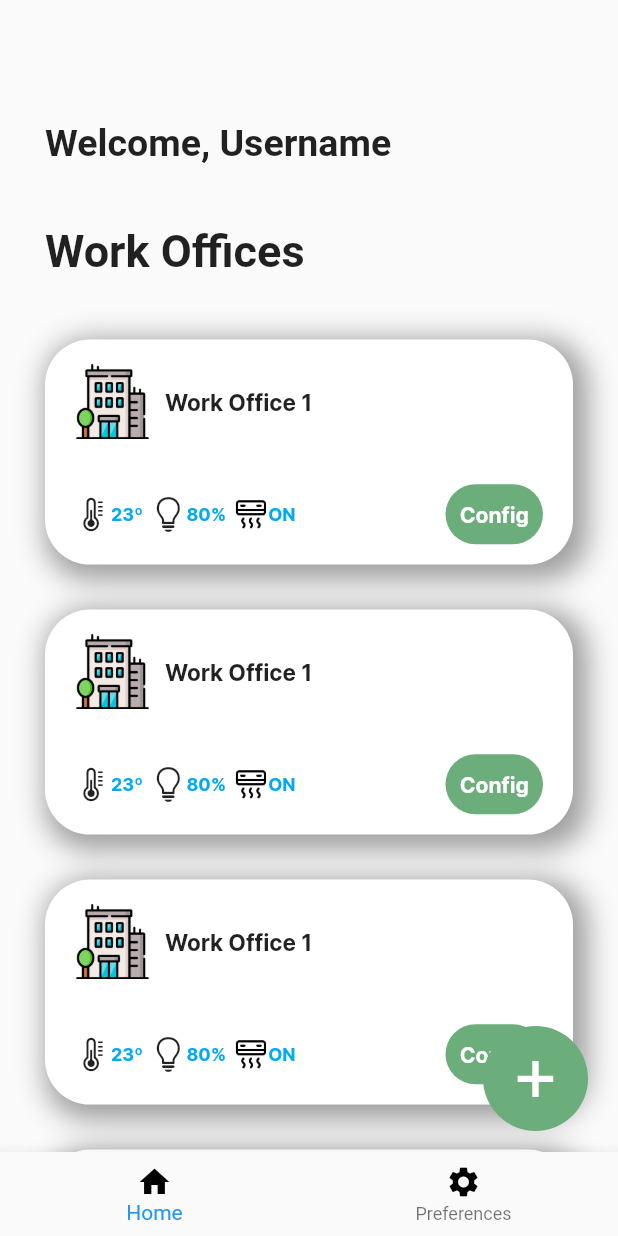
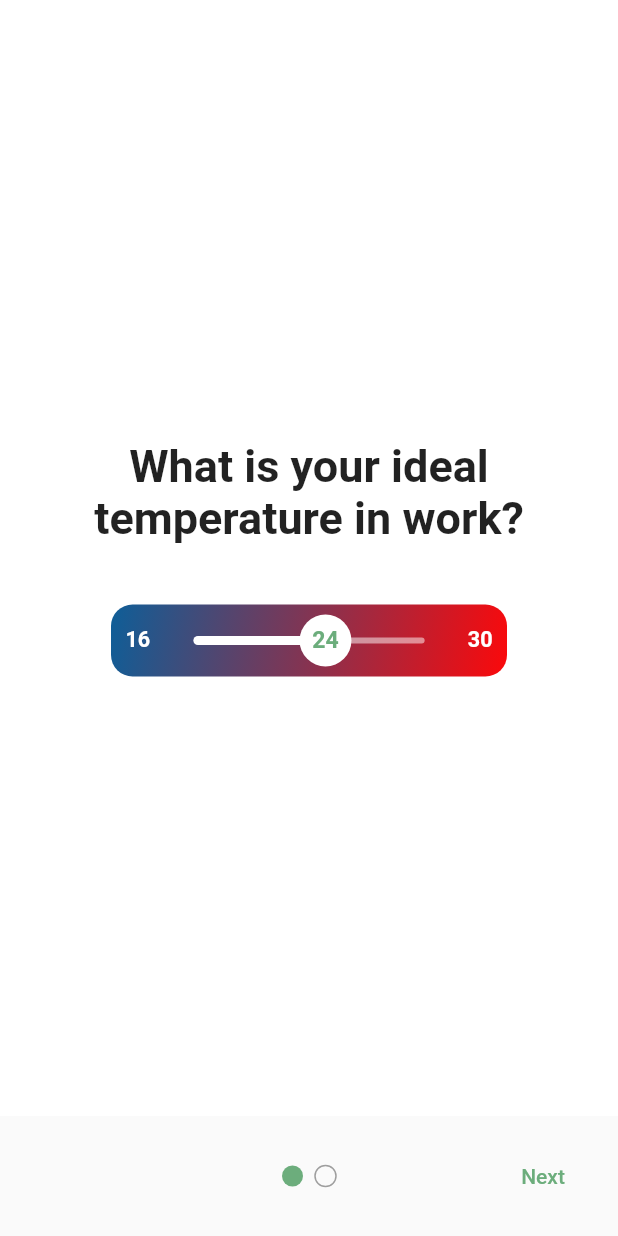
Before and after one commit to P3rdigas/SCMU-Project, a Flutter app: the screen it shows after launch, on a phone screen of 412 x 824 dp. Run offline on Flutter 3.47's test engine with Material 2 defaults, Android fonts, the phone set to English and light mode, and no system bars; drawn by our look-alikes of smooth_page_indicator; our stand-ins replace cloud_firestore, email_validator, firebase_auth, firebase_core, flutter_pw_validator, flutter_svg; accounts and stored records are empty.

Commit message:
Initial Configs

```diff
--- a/lib/main.dart
+++ b/lib/main.dart
@@ -1,5 +1,4 @@
-import 'package:app/pages/front.dart';
-import 'package:app/pages/ownersetup.dart';
+import 'package:app/pages/initialConfigsUser.dart';
 import 'package:firebase_core/firebase_core.dart';
 import 'package:flutter/material.dart';
 
@@ -30,7 +29,8 @@ class MyApp extends StatelessWidget {
         // is not restarted.
         primarySwatch: Colors.blue,
       ),
-      home: const OwnerSetUp(),
+      home: InitialConfigsUser(),
+      //home: const Front(),
     );
   }
 }
--- /dev/null
+++ b/lib/pages/initialConfigsUser.dart
@@ -0,0 +1,343 @@
+import 'package:app/pages/welcome.dart';
+import 'package:flutter/material.dart';
+import 'package:smooth_page_indicator/smooth_page_indicator.dart';
+
+import '../utils/reusable.dart';
+
+class InitialConfigsUser extends StatefulWidget {
+  final double sliderHeightTemp;
+  final int minTemp;
+  final int maxTemp;
+  final bool fullWidthTemp;
+  final double sliderHeightLum;
+  final int minLum;
+  final int maxLum;
+  final bool fullWidthLum;
+
+  const InitialConfigsUser(
+      {super.key,
+      //Temp
+      this.sliderHeightTemp = 48,
+      this.minTemp = 16,
+      this.maxTemp = 30,
+      this.fullWidthTemp = false,
+      //Lum
+      this.sliderHeightLum = 48,
+      this.minLum = 0,
+      this.maxLum = 100,
+      this.fullWidthLum = false});
+
+  @override
+  _InitialConfigsUser createState() => _InitialConfigsUser();
+}
+
+class _InitialConfigsUser extends State<InitialConfigsUser> {
+  final controller = PageController();
+
+  bool isFirstPage = true;
+  bool isLastPage = false;
+
+  double _temperature = 24;
+  double _luminosity = 75;
+
+  @override
+  void dispose() {
+    controller.dispose();
+
+    super.dispose();
+  }
+
+  @override
+  Widget build(BuildContext context) {
+    double screenWidth = MediaQuery.of(context).size.width;
+    double screenHeight = MediaQuery.of(context).size.height;
+
+    double paddingFactor = .2;
+
+    if (widget.fullWidthTemp) paddingFactor = .3;
+
+    return Scaffold(
+      body: Container(
+        padding: const EdgeInsets.only(bottom: 80),
+        child: PageView(
+          controller: controller,
+          onPageChanged: (index) {
+            setState(() {
+              isFirstPage = index == 0;
+              isLastPage = index == 1;
+            });
+          },
+          children: [
+            //Page 1 - Slider: https://medium.com/flutter-community/flutter-sliders-demystified-4b3ea65879c
+            Container(
+              color: Colors.white,
+              child: Column(
+                mainAxisAlignment: MainAxisAlignment.center,
+                children: [
+                  const Text("What is your ideal temperature in work?",
+                      //Font Roboto Semi Bold
+                      textAlign: TextAlign.center,
+                      style:
+                          TextStyle(fontSize: 30, fontWeight: FontWeight.bold)),
+                  const SizedBox(
+                    height: 40,
+                  ),
+                  Container(
+                    width: widget.fullWidthTemp
+                        ? double.infinity
+                        : (widget.sliderHeightTemp) * 5.5,
+                    height: (widget.sliderHeightTemp),
+                    decoration: BoxDecoration(
+                      borderRadius: BorderRadius.all(
+                        Radius.circular((widget.sliderHeightTemp * .3)),
+                      ),
+                      gradient: const LinearGradient(
+                          colors: [
+                            Color(0xFF0e5e98),
+                            Color(0xFFFB090B),
+                          ],
+                          begin: FractionalOffset(0.0, 0.0),
+                          end: FractionalOffset(1.0, 1.00),
+                          stops: [0.0, 1.0],
+                          tileMode: TileMode.clamp),
+                    ),
+                    child: Padding(
+                      padding: EdgeInsets.fromLTRB(
+                          widget.sliderHeightTemp * paddingFactor,
+                          2,
+                          widget.sliderHeightTemp * paddingFactor,
+                          2),
+                      child: Row(
+                        children: <Widget>[
+                          Text(
+                            '${widget.minTemp}',
+                            textAlign: TextAlign.center,
+                            style: TextStyle(
+                              fontSize: widget.sliderHeightTemp * .3,
+                              fontWeight: FontWeight.w700,
+                              color: Colors.white,
+                            ),
+                          ),
+                          SizedBox(
+                            width: widget.sliderHeightTemp * .1,
+                          ),
+                          Expanded(
+                            child: Center(
+                              child: SliderTheme(
+                                data: SliderTheme.of(context).copyWith(
+                                  activeTrackColor: Colors.white.withOpacity(1),
+                                  inactiveTrackColor:
+                                      Colors.white.withOpacity(.5),
+                                  trackHeight: 4.0,
+                                  thumbShape: CustomSliderThumbCircle(
+                                    thumbRadius: widget.sliderHeightTemp * .4,
+                                    min: widget.minTemp,
+                                    max: widget.maxTemp,
+                                  ),
+                                  overlayColor: Colors.white.withOpacity(.4),
+                                  activeTickMarkColor: Colors.white,
+                                  inactiveTickMarkColor:
+                                      Colors.red.withOpacity(.7),
+                                ),
+                                child: Slider(
+                                    value: _temperature,
+                                    min: widget.minTemp.toDouble(),
+                                    max: widget.maxTemp.toDouble(),
+                                    onChanged: (value) {
+                                      setState(() {
+                                        _temperature = value;
+                                      });
+                                    }),
+                              ),
+                            ),
+                          ),
+                          SizedBox(
+                            width: widget.sliderHeightTemp * .1,
+                          ),
+                          Text(
+                            '${widget.maxTemp}',
+                            textAlign: TextAlign.center,
+                            style: TextStyle(
+                              fontSize: widget.sliderHeightTemp * .3,
+                              fontWeight: FontWeight.w700,
+                              color: Colors.white,
+                            ),
+                          ),
+                        ],
+                      ),
+                    ),
+                  ),
+                ],
+              ),
+            ),
+            //Page 2
+            Container(
+              color: Colors.white,
+              child: Column(
+                mainAxisAlignment: MainAxisAlignment.center,
+                children: [
+                  const Text("What is your ideal luminosity in work?",
+                      //Font Roboto Semi Bold
+                      textAlign: TextAlign.center,
+                      style:
+                          TextStyle(fontSize: 30, fontWeight: FontWeight.bold)),
+                  const SizedBox(
+                    height: 40,
+                  ),
+                  Container(
+                    width: widget.fullWidthLum
+                        ? double.infinity
+                        : (widget.sliderHeightLum) * 5.5,
+                    height: (widget.sliderHeightLum),
+                    decoration: BoxDecoration(
+                      borderRadius: BorderRadius.all(
+                        Radius.circular((widget.sliderHeightLum * .3)),
+                      ),
+                      gradient: const LinearGradient(
+                          colors: [
+                            Color(0xFF000000),
+                            Color(0xFFD3D3D3),
+                          ],
+                          begin: FractionalOffset(0.0, 0.0),
+                          end: FractionalOffset(1.0, 1.00),
+                          stops: [0.0, 1.0],
+                          tileMode: TileMode.clamp),
+                    ),
+                    child: Padding(
+                      padding: EdgeInsets.fromLTRB(
+                          widget.sliderHeightLum * paddingFactor,
+                          2,
+                          widget.sliderHeightLum * paddingFactor,
+                          2),
+                      child: Row(
+                        children: <Widget>[
+                          Text(
+                            '${widget.minLum}',
+                            textAlign: TextAlign.center,
+                            style: TextStyle(
+                              fontSize: widget.sliderHeightLum * .3,
+                              fontWeight: FontWeight.w700,
+                              color: Colors.white,
+                            ),
+                          ),
+                          SizedBox(
+                            width: widget.sliderHeightLum * .1,
+                          ),
+                          Expanded(
+                            child: Center(
+                              child: SliderTheme(
+                                data: SliderTheme.of(context).copyWith(
+                                  activeTrackColor: Colors.white.withOpacity(1),
+                                  inactiveTrackColor:
+                                      Colors.white.withOpacity(.5),
+                                  trackHeight: 4.0,
+                                  thumbShape: CustomSliderThumbCircle(
+                                    thumbRadius: widget.sliderHeightLum * .4,
+                                    min: widget.minLum,
+                                    max: widget.maxLum,
+                                  ),
+                                  overlayColor: Colors.white.withOpacity(.4),
+                                  activeTickMarkColor: Colors.white,
+                                  inactiveTickMarkColor:
+                                      Colors.red.withOpacity(.7),
+                                ),
+                                child: Slider(
+                                    value: _luminosity,
+                                    min: widget.minLum.toDouble(),
+                                    max: widget.maxLum.toDouble(),
+                                    onChanged: (value) {
+                                      setState(() {
+                                        _luminosity = value;
+                                      });
+                                    }),
+                              ),
+                            ),
+                          ),
+                          SizedBox(
+                            width: widget.sliderHeightLum * .1,
+                          ),
+                          Text(
+                            '${widget.maxLum}',
+                            textAlign: TextAlign.center,
+                            style: TextStyle(
+                              fontSize: widget.sliderHeightLum * .3,
+                              fontWeight: FontWeight.w700,
+                              color: Colors.white,
+                            ),
+                          ),
+                        ],
+                      ),
+                    ),
+                  ),
+                ],
+              ),
+            ),
+          ],
+        ),
+      ),
+      bottomSheet: SizedBox(
+        height: 80,
+        child: Row(
+          mainAxisAlignment: MainAxisAlignment.spaceBetween,
+          children: [
+            Container(
+              alignment: Alignment.center,
+              width: 100,
+              child: Visibility(
+                visible: !isFirstPage,
+                maintainSize: true,
+                maintainAnimation: true,
+                maintainState: true,
+                child: TextButton(
+                  style: TextButton.styleFrom(
+                      foregroundColor: const Color(0xFF6CAD7C)),
+                  child: const Text("Previous"),
+                  onPressed: () => controller.previousPage(
+                      duration: const Duration(milliseconds: 500),
+                      curve: Curves.easeInOut),
+                ),
+              ),
+            ),
+            Container(
+              alignment: Alignment.center,
+              width: 100,
+              child: SmoothPageIndicator(
+                controller: controller,
+                count: 2,
+                effect: const SlideEffect(
+                    activeDotColor: Color(0xFF6CAD7C),
+                    paintStyle: PaintingStyle.stroke,
+                    dotHeight: 14,
+                    dotWidth: 14),
+                onDotClicked: (index) => controller.animateToPage(index,
+                    duration: const Duration(milliseconds: 500),
+                    curve: Curves.easeInOut),
+              ),
+            ),
+            Container(
+              alignment: Alignment.center,
+              width: 100,
+              child: !isLastPage
+                  ? TextButton(
+                      style: TextButton.styleFrom(
+                          foregroundColor: const Color(0xFF6CAD7C)),
+                      child: const Text("Next"),
+                      onPressed: () => controller.nextPage(
+                          duration: const Duration(milliseconds: 500),
+                          curve: Curves.easeInOut),
+                    )
+                  : TextButton(
+                      style: TextButton.styleFrom(
+                          foregroundColor: const Color(0xFF6CAD7C)),
+                      child: const Text("Get Started"),
+                      onPressed: () => Navigator.push(
+                          context,
+                          MaterialPageRoute(
+                              builder: (context) => const WelcomeScreen()))),
+            )
+          ],
+        ),
+      ),
+    );
+  }
+}
--- a/lib/utils/reusable.dart
+++ b/lib/utils/reusable.dart
@@ -1,17 +1,16 @@
 import 'package:flutter/material.dart';
 
 Image logoWidget(String imageName, color) {
-  return Image.asset(
-    imageName,
-    fit: BoxFit.fitWidth,
-    width: 240,
-    height: 240,
-    color: color
-  );
+  return Image.asset(imageName,
+      fit: BoxFit.fitWidth, width: 240, height: 240, color: color);
 }
 
-TextFormField reusableTextField(String text, IconData icon, bool isPasswordType,
-    TextEditingController controller, String? Function(String?)? validatorExec) {
+TextFormField reusableTextField(
+    String text,
+    IconData icon,
+    bool isPasswordType,
+    TextEditingController controller,
+    String? Function(String?)? validatorExec) {
   return TextFormField(
     controller: controller,
     obscureText: isPasswordType,
@@ -26,7 +25,7 @@ TextFormField reusableTextField(String text, IconData icon, bool isPasswordType,
       ),
       suffixIcon: IconButton(
         onPressed: () {
-            controller.clear();
+          controller.clear();
         },
         color: Colors.grey.withOpacity(0.5),
         icon: const Icon(Icons.clear),
@@ -38,21 +37,19 @@ TextFormField reusableTextField(String text, IconData icon, bool isPasswordType,
       fillColor: Colors.grey[150],
       border: OutlineInputBorder(
           borderRadius: BorderRadius.circular(10.0),
-          borderSide: const BorderSide(width: 1, color: Colors.red, style: BorderStyle.solid)),
+          borderSide: const BorderSide(
+              width: 1, color: Colors.red, style: BorderStyle.solid)),
     ),
     keyboardType: isPasswordType
         ? TextInputType.visiblePassword
         : TextInputType.emailAddress,
-    validator:  validatorExec,
+    validator: validatorExec,
   );
 }
 
 Container firebaseUIButton(BuildContext context, String title, Function onTap) {
   return Container(
-    width: MediaQuery
-        .of(context)
-        .size
-        .width,
+    width: MediaQuery.of(context).size.width,
     height: 50,
     margin: const EdgeInsets.fromLTRB(0, 10, 0, 20),
     decoration: BoxDecoration(borderRadius: BorderRadius.circular(90)),
@@ -60,11 +57,6 @@ Container firebaseUIButton(BuildContext context, String title, Function onTap) {
       onPressed: () {
         onTap();
       },
-      child: Text(
-        title,
-        style: const TextStyle(
-            color: Colors.white, fontWeight: FontWeight.bold, fontSize: 16),
-      ),
       style: ButtonStyle(
           backgroundColor: MaterialStateProperty.resolveWith((states) {
             if (states.contains(MaterialState.pressed)) {
@@ -74,6 +66,74 @@ Container firebaseUIButton(BuildContext context, String title, Function onTap) {
           }),
           shape: MaterialStateProperty.all<RoundedRectangleBorder>(
               RoundedRectangleBorder(borderRadius: BorderRadius.circular(30)))),
+      child: Text(
+        title,
+        style: const TextStyle(
+            color: Colors.white, fontWeight: FontWeight.bold, fontSize: 16),
+      ),
     ),
   );
 }
+
+class CustomSliderThumbCircle extends SliderComponentShape {
+  final double thumbRadius;
+  final int min;
+  final int max;
+
+  const CustomSliderThumbCircle({
+    required this.thumbRadius,
+    required this.min,
+    required this.max,
+  });
+
+  @override
+  Size getPreferredSize(bool isEnabled, bool isDiscrete) {
+    return Size.fromRadius(thumbRadius);
+  }
+
+  @override
+  void paint(
+    PaintingContext context,
+    Offset center, {
+    required Animation<double> activationAnimation,
+    required Animation<double> enableAnimation,
+    required bool isDiscrete,
+    required TextPainter labelPainter,
+    required RenderBox parentBox,
+    required SliderThemeData sliderTheme,
+    required TextDirection textDirection,
+    required double value,
+    required double textScaleFactor,
+    required Size sizeWithOverflow,
+  }) {
+    final Canvas canvas = context.canvas;
+
+    final paint = Paint()
+      ..color = Colors.white //Thumb Background Color
+      ..style = PaintingStyle.fill;
+
+    TextSpan span = TextSpan(
+      style: TextStyle(
+        fontSize: thumbRadius * .8,
+        fontWeight: FontWeight.w700,
+        color: const Color(0xFF6CAD7C), //Text Color of Value on Thumb
+      ),
+      text: getValue(value),
+    );
+
+    TextPainter tp = TextPainter(
+        text: span,
+        textAlign: TextAlign.center,
+        textDirection: TextDirection.ltr);
+    tp.layout();
+    Offset textCenter =
+        Offset(center.dx - (tp.width / 2), center.dy - (tp.height / 2));
+
+    canvas.drawCircle(center, thumbRadius * .9, paint);
+    tp.paint(canvas, textCenter);
+  }
+
+  String getValue(double value) {
+    return (min + (max - min) * value).round().toString();
+  }
+}
--- a/pubspec.yaml
+++ b/pubspec.yaml
@@ -42,6 +42,7 @@ dependencies:
   flutter_pw_validator: ^1.5.0
   flutter_svg: ^2.0.5
   cloud_firestore: ^4.7.1
+  smooth_page_indicator: ^1.1.0
 
 dev_dependencies:
   flutter_test:
```
Also changed, not shown: pubspec.lock.
